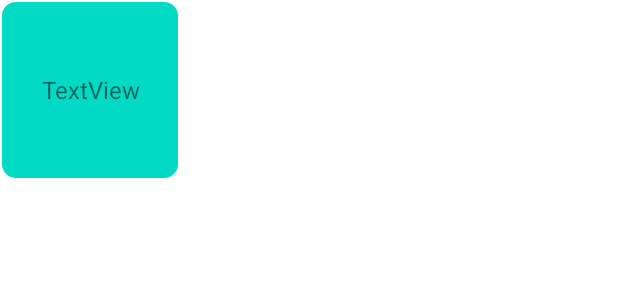
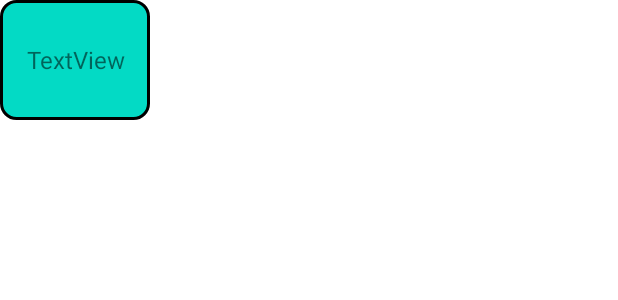
Before and after one commit to estry/MyVocaBook, an Android app: the layout daylayout.xml on its own in the app's theme, with its tools: preview values and no code run, on a phone screen of 412 x 824 dp. Shown: the top 300 px of the screen. Run offline under Robolectric (Android 15) with nearby library versions, the phone set to English and light mode, and no system bars.

Commit message:
bug 수정
이전에 이야기 했던 day 클릭 시 원하는 day의 단어 항목이 나오지 않는 현상을 수정

```diff
--- a/app/src/main/java/com/example/myvocabook/MainActivity.kt
+++ b/app/src/main/java/com/example/myvocabook/MainActivity.kt
@@ -15,7 +15,7 @@ import kotlinx.coroutines.launch
 import java.io.InputStream
 
 class MainActivity : AppCompatActivity() {
-
+    // val wordsViewModel : WordsViewModel by viewModels()
     override fun onCreate(savedInstanceState: Bundle?) {
         super.onCreate(savedInstanceState)
         setContentView(R.layout.activity_main)
--- a/app/src/main/java/com/example/myvocabook/ui/voca/VocaAdapter.kt
+++ b/app/src/main/java/com/example/myvocabook/ui/voca/VocaAdapter.kt
@@ -47,7 +47,7 @@ class VocaAdapter(var context: Context?, var vocas: ArrayList<VocaData>) :
     override fun onBindViewHolder(holder: VocaViewHolder, position: Int) {
         holder.wordView.text = vocas[position].word
         holder.meanView.text = vocas[position].meaning
-        holder.meanView.textSize = 10F;
+        holder.meanView.textSize = 12F;
         if (vocas[position].isOpen) {
             //holder.meanView.visibility = View.VISIBLE
             holder.meanLayout.visibility = View.VISIBLE
--- a/app/src/main/java/com/example/myvocabook/GridAdapter.kt
+++ b/app/src/main/java/com/example/myvocabook/ui/words/GridAdapter.kt
@@ -1,4 +1,4 @@
-package com.example.myvocabook
+package com.example.myvocabook.ui.words
 
 import android.content.Context
 import android.view.LayoutInflater
@@ -6,6 +6,7 @@ import android.view.View
 import android.view.ViewGroup
 import android.widget.TextView
 import androidx.recyclerview.widget.RecyclerView
+import com.example.myvocabook.R
 
 class GridAdapter(
     var context: Context?, var days: ArrayList<String>
@@ -17,9 +18,8 @@ class GridAdapter(
     var itemClickListener: OnItemClickListener? = null
 
     inner class GridViewHolder(itemView: View) : RecyclerView.ViewHolder(itemView) {
-
+        val textView = itemView.findViewById<TextView>(R.id.textView)
         init {
-            val textView = itemView.findViewById<TextView>(R.id.textView)
             textView.setOnClickListener {
                 itemClickListener?.onItemClick(this, it, days[adapterPosition], adapterPosition)
             }
--- a/app/src/main/res/drawable/day_layout_shape.xml
+++ b/app/src/main/res/drawable/day_layout_shape.xml
@@ -14,10 +14,10 @@
         />
     <size
         android:height="40dp"
-        android:width="60dp"
+        android:width="50dp"
         />
     <stroke
-        android:width="1dp"
-        android:color="@color/white"
+        android:width="2dp"
+        android:color="@color/black"
         />
 </shape>
--- a/app/src/main/res/layout/daylayout.xml
+++ b/app/src/main/res/layout/daylayout.xml
@@ -1,8 +1,8 @@
 <?xml version="1.0" encoding="utf-8"?>
 <LinearLayout xmlns:android="http://schemas.android.com/apk/res/android"
     xmlns:app="http://schemas.android.com/apk/res-auto"
-    android:layout_width="120dp"
-    android:layout_height="120dp"
+    android:layout_width="100dp"
+    android:layout_height="80dp"
     android:background="@drawable/day_layout_shape"
     android:orientation="vertical"
     android:padding="5dp">
--- a/app/src/main/res/layout/fragment_words.xml
+++ b/app/src/main/res/layout/fragment_words.xml
@@ -16,6 +16,7 @@
             android:id="@+id/recyclerView"
             android:layout_width="match_parent"
             android:layout_height="match_parent"
+            android:layout_gravity="center"
             app:layout_constraintBottom_toBottomOf="parent"
             tools:layout_editor_absoluteX="-16dp" />
     </FrameLayout>
```
Also changed, not shown: app/src/main/java/com/example/myvocabook/ui/voca/VocaFragment.kt (+19 -6 lines), app/src/main/java/com/example/myvocabook/ui/words/WordsFragment.kt (+10 -13 lines), app/src/main/java/com/example/myvocabook/ui/words/WordsViewModel.kt (+3 -4 lines).
